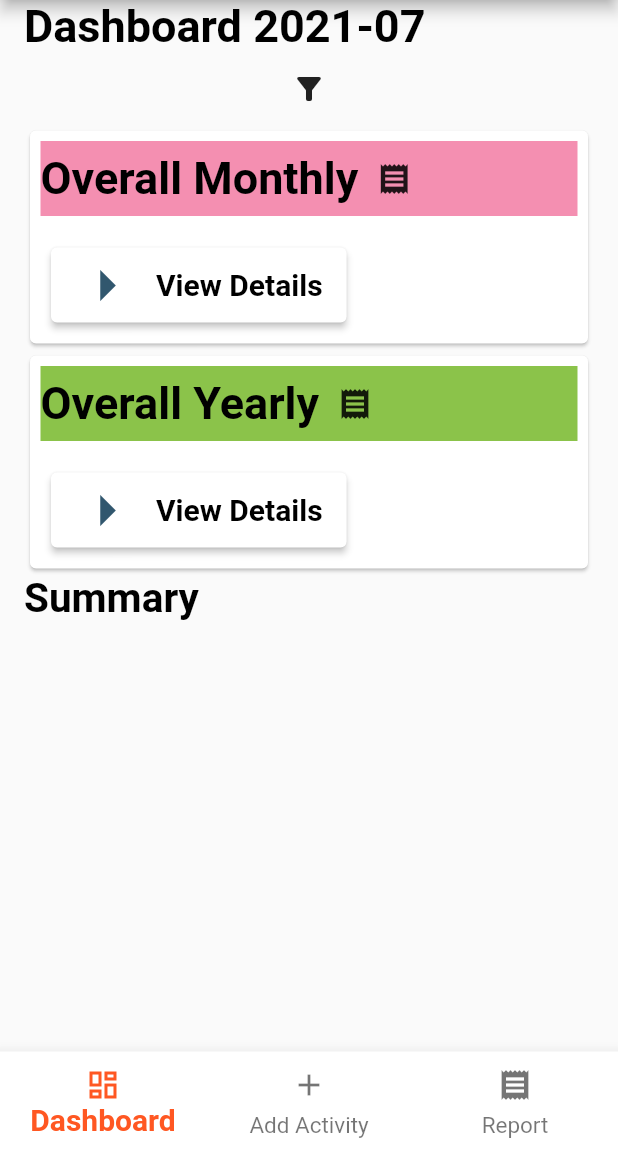
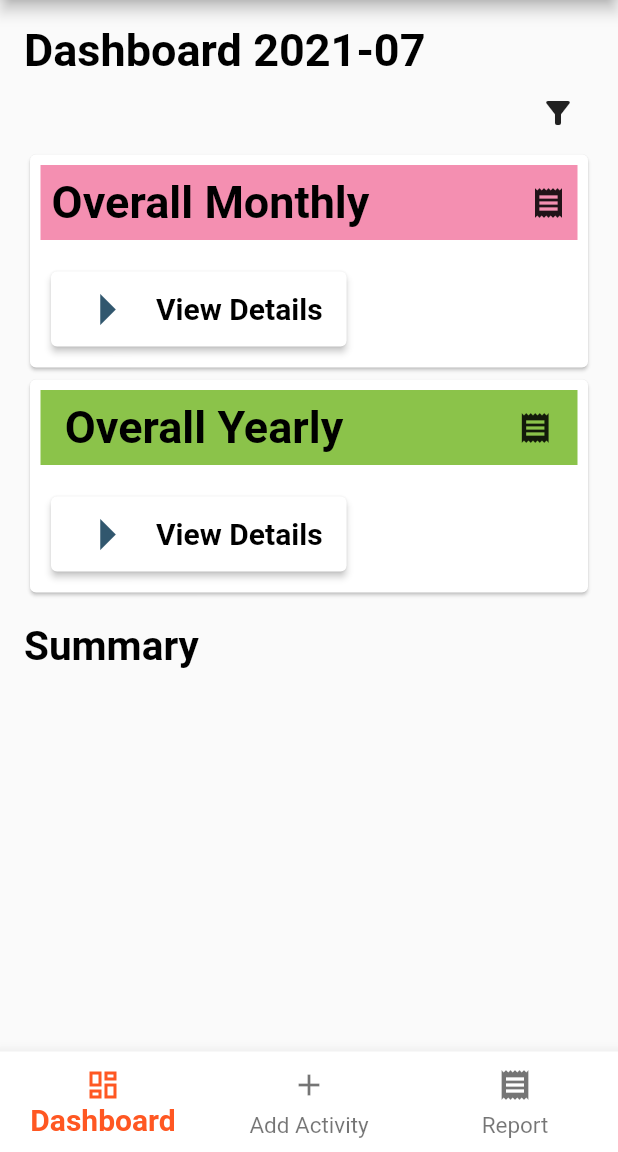
Before and after one commit to amanasmuei/NMS-Productivity-Portal, a Flutter app: the Dashboard screen opened directly, on a phone screen of 412 x 824 dp, the part 84-1236 px from its top. Run offline on Flutter 3.47's test engine with Material 2 defaults, Android fonts, the phone set to English and light mode, and no system bars.

Commit message:
update padding

```diff
--- a/lib/Add_activity.dart
+++ b/lib/Add_activity.dart
@@ -127,7 +127,6 @@ class _AddActivityState extends State<AddActivity> {
                                   ),
                                   GestureDetector(
                                     onTap: () => {
-
                                       /*submit*/
                                     },
                                     child: Container(
@@ -153,7 +152,6 @@ class _AddActivityState extends State<AddActivity> {
                           ]),
                     ),
                   ]),
-
             ),
           ),
 
--- a/lib/Dashboard.dart
+++ b/lib/Dashboard.dart
@@ -1,5 +1,6 @@
 import 'package:flutter/material.dart';
 import 'package:flutter/cupertino.dart';
+import 'package:flutter/painting.dart';
 import 'package:nms_productivity_portal/Add_activity.dart';
 import 'package:nms_productivity_portal/Dashboard_details.dart';
 import 'package:nms_productivity_portal/PlaceholderWidget.dart';
@@ -76,23 +77,27 @@ class InitState extends State<Dashboard>{
         ),
 
 
-
         body:    /*_children[_currentIndex],*/
         SingleChildScrollView(
           child: Container(
-            padding: new EdgeInsets.only(left: 16.0, bottom: 0.0, right: 16.0,),
+            padding: new EdgeInsets.only(left: 16.0, right: 16.0, top: 16.0),
+            alignment: Alignment.topCenter,
             child: new Column(
                 mainAxisSize: MainAxisSize.max,
                 crossAxisAlignment: CrossAxisAlignment.stretch,
                 textDirection: TextDirection.rtl,
                   children: <Widget>[
-                    Text("Dashboard 2021-07",textAlign: TextAlign.start,
+                    Text("Dashboard 2021-07",
+                      textAlign: TextAlign.start,
                       style: TextStyle(
                           color: Colors.black,
                           fontSize: 30.0,
                           fontWeight: FontWeight.bold
-                      ),),
-                    PopupMenuButton<String>(
+                      ),
+                    ),
+                    Container(
+                      alignment: Alignment.topRight,
+                      child: PopupMenuButton<String>(
                         icon: Icon(Icons.filter_alt),
                         onSelected: (String result) {
                           switch (result) {
@@ -186,6 +191,8 @@ class InitState extends State<Dashboard>{
                           ),
                         ],
                       ),
+                    ),
+
 
 
 
@@ -200,14 +207,17 @@ class InitState extends State<Dashboard>{
                             height: 50.0,
                             width: 500.0,
                               child: Row(
+                                mainAxisAlignment: MainAxisAlignment.spaceEvenly,
                                 children: <Widget>[
-                                Text("Overall Monthly",textAlign: TextAlign.center,
+                                Text("Overall Monthly",
+                                  textAlign: TextAlign.center,
                                   style: TextStyle(
                                       color: Colors.black,
                                       fontSize: 30.0,
                                       fontWeight: FontWeight.bold
                                   ),),
                                   PopupMenuButton<String>(
+                                    padding: EdgeInsets.only(left: 100),
                                     icon: Icon(Icons.receipt),
                                     onSelected: (String result) {
                                       switch (result) {
@@ -232,10 +242,6 @@ class InitState extends State<Dashboard>{
                                 ),
                               ),
                             ),
-
-
-
-
 
                         new Padding(
                             padding: new EdgeInsets.all(7.0),
@@ -267,8 +273,6 @@ class InitState extends State<Dashboard>{
                                       },
                                     )
                                 )
-
-
                               ],
                             )
                         ),
@@ -288,6 +292,7 @@ class InitState extends State<Dashboard>{
                             height: 50.0,
                             width: 500.0,
                             child: Row(
+                              mainAxisAlignment: MainAxisAlignment.spaceEvenly,
                               children: <Widget>[
                                 Text("Overall Yearly",textAlign: TextAlign.center,
                                   style: TextStyle(
@@ -296,6 +301,7 @@ class InitState extends State<Dashboard>{
                                       fontWeight: FontWeight.bold
                                   ),),
                                 PopupMenuButton<String>(
+                                  padding: EdgeInsets.only(left: 100),
                                   icon: Icon(Icons.receipt),
                                   onSelected: (String result) {
                                     switch (result) {
@@ -357,8 +363,9 @@ class InitState extends State<Dashboard>{
                       ],
                     ),
                   ),
-
-                  Column(
+                  Container(
+                    padding: EdgeInsets.only( right: 16.0, top: 16.0),
+                    child: Column(
                         mainAxisSize: MainAxisSize.max,
                         crossAxisAlignment: CrossAxisAlignment.stretch,
                         textDirection: TextDirection.rtl,
@@ -373,6 +380,9 @@ class InitState extends State<Dashboard>{
                           ),
                         ]
                     ),
+                  )
+
+
 
 
 
@@ -399,6 +409,7 @@ class InitState extends State<Dashboard>{
           selectedIconTheme: IconThemeData(color: Colors.deepOrange),
           selectedItemColor: Colors.deepOrange,
           selectedLabelStyle: TextStyle(fontWeight: FontWeight.bold),
+
           items: const <BottomNavigationBarItem>[
             BottomNavigationBarItem(
               icon: Icon(Icons.dashboard_outlined),
```
Also changed, not shown: lib/Dashboard_details.dart (+5 -5 lines). Lines whose indentation alone changed are shown as unchanged.
